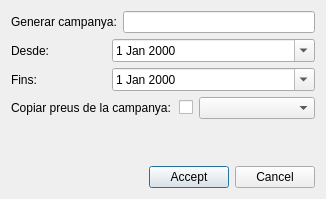
The window that ui/new_prices.ui (bgeo-gis/treemanage_qgis_pluggin) describes before a commit, drawn with Qt 5.
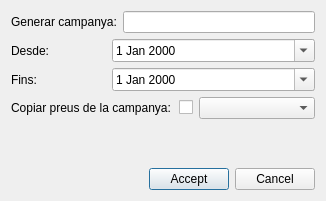
The same window after the commit.

```diff
--- a/ui/new_prices.ui
+++ b/ui/new_prices.ui
@@ -7,7 +7,7 @@
     <x>0</x>
     <y>0</y>
     <width>313</width>
-    <height>199</height>
+    <height>201</height>
    </rect>
   </property>
   <property name="sizePolicy">
```
Left out of the diff: 2 changed lines with no effect on the pictures.
